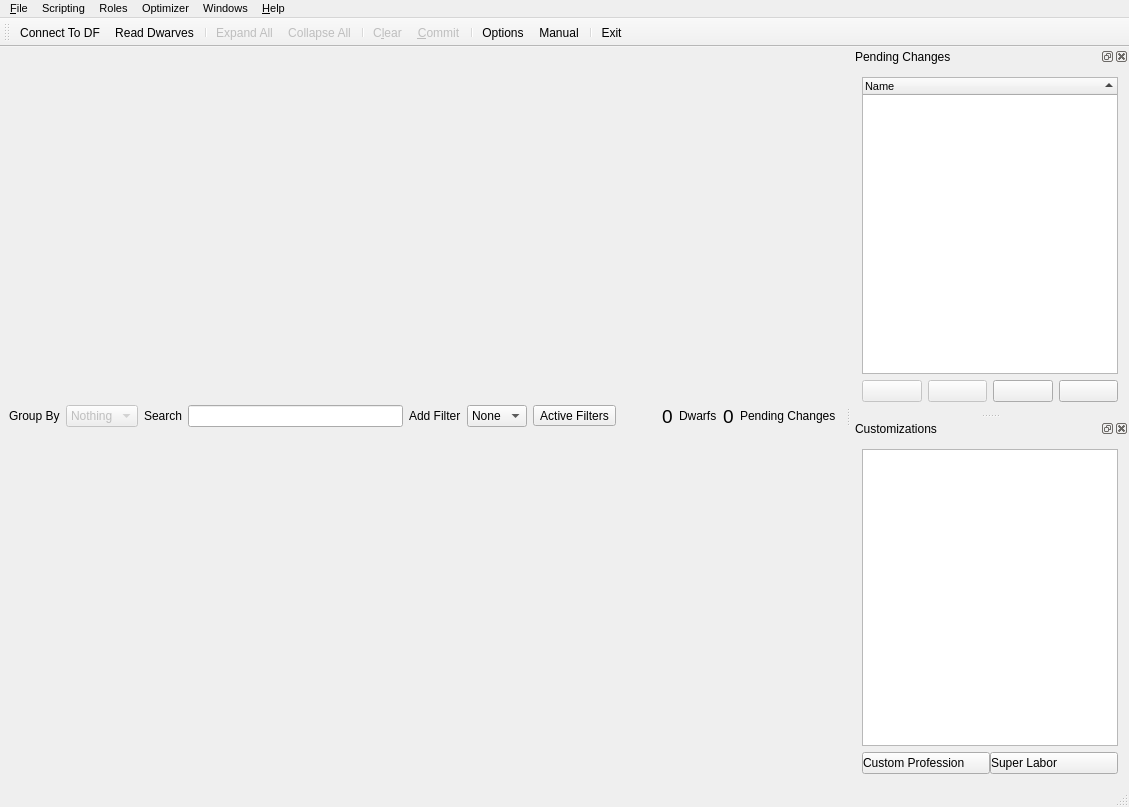
The window that ui/mainwindow.ui (Dwarf-Therapist/Dwarf-Therapist) describes before a commit, drawn with Qt 5.
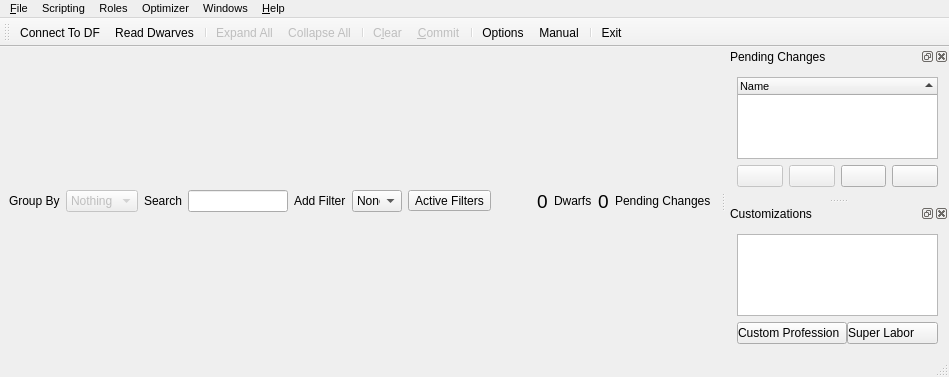
The same window after the commit. Icons and pictures are not drawn. Custom widgets are drawn as their Qt base class.

Commit message:
thought desc, alchemy in full labor view
- changed the ambiguous thought description for missing pants
- changed slept to sleep in thoughts
- fixed #247 (alchemy part of hauling) in the full labors view

The edit to the form file:
```diff
--- a/ui/mainwindow.ui
+++ b/ui/mainwindow.ui
@@ -6,8 +6,8 @@
    <rect>
     <x>0</x>
     <y>0</y>
-    <width>1129</width>
-    <height>807</height>
+    <width>918</width>
+    <height>377</height>
    </rect>
   </property>
   <property name="sizePolicy">
@@ -243,7 +243,7 @@
     <rect>
      <x>0</x>
      <y>0</y>
-     <width>1129</width>
+     <width>918</width>
      <height>19</height>
     </rect>
    </property>
@@ -439,8 +439,8 @@
   <widget class="BaseDock" name="dock_pending_jobs_list">
    <property name="minimumSize">
     <size>
-     <width>0</width>
-     <height>0</height>
+     <width>150</width>
+     <height>143</height>
     </size>
    </property>
    <property name="windowTitle">
@@ -552,8 +552,8 @@
   <widget class="BaseDock" name="dock_custom_professions">
    <property name="minimumSize">
     <size>
-     <width>0</width>
-     <height>0</height>
+     <width>223</width>
+     <height>143</height>
     </size>
    </property>
    <property name="windowTitle">
```
The commit also changes 2 other files.
